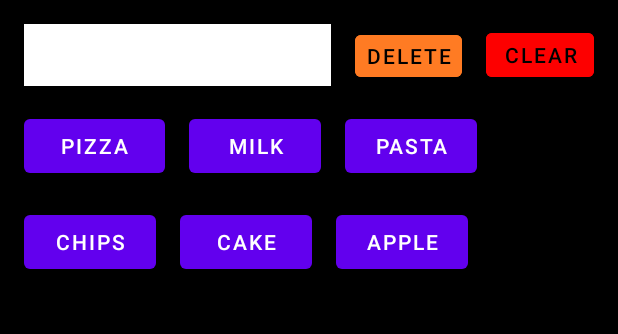
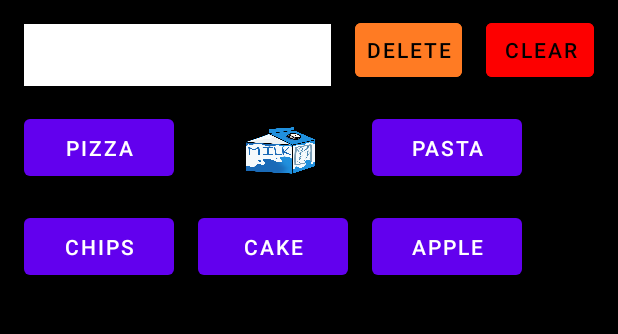
Before and after one commit to alliburgan/VocalRepos, an Android app: the FoodActivity screen opened directly, with no data from a screen before it, on a phone screen of 412 x 824 dp, the part 84-418 px from its top. Run offline under Robolectric (Android 15) with nearby library versions, the phone set to English and light mode, and no system bars.

Commit message:
buttons are same size

```diff
--- a/app/src/main/res/layout/activity_food.xml
+++ b/app/src/main/res/layout/activity_food.xml
@@ -2,7 +2,7 @@
 <androidx.constraintlayout.widget.ConstraintLayout xmlns:android="http://schemas.android.com/apk/res/android"
     xmlns:app="http://schemas.android.com/apk/res-auto"
     xmlns:tools="http://schemas.android.com/tools"
-    android:id="@+id/btnChips"
+    android:id="@+id/Constraint"
     android:layout_width="match_parent"
     android:layout_height="match_parent"
     android:background="#000000"
@@ -23,8 +23,8 @@
 
     <Button
         android:id="@+id/pizza"
-        android:layout_width="94dp"
-        android:layout_height="48dp"
+        android:layout_width="100dp"
+        android:layout_height="50dp"
         android:layout_marginStart="16dp"
         android:layout_marginTop="16dp"
         android:onClick="btnClick"
@@ -34,9 +34,11 @@
 
     <Button
         android:id="@+id/milk"
-        android:layout_width="wrap_content"
-        android:layout_height="wrap_content"
+        android:layout_width="100dp"
+        android:layout_height="50dp"
         android:layout_marginStart="16dp"
+        android:backgroundTint="#000000"
+        android:foreground="@drawable/milk"
         android:onClick="btnClick"
         android:text="@string/Milk"
         app:layout_constraintBottom_toBottomOf="@+id/pizza"
@@ -44,8 +46,8 @@
 
     <Button
         android:id="@+id/pasta"
-        android:layout_width="wrap_content"
-        android:layout_height="wrap_content"
+        android:layout_width="100dp"
+        android:layout_height="50dp"
         android:layout_marginStart="16dp"
         android:onClick="btnClick"
         android:text="@string/Pasta"
@@ -55,12 +57,12 @@
     <Button
         android:id="@+id/btnDelete"
         android:layout_width="71dp"
-        android:layout_height="40dp"
+        android:layout_height="48dp"
         android:layout_marginEnd="16dp"
+        android:backgroundTint="#FF7B23"
+        android:onClick="delete"
+        android:paddingLeft="5dp"
         android:paddingRight="5dp"
-        android:paddingLeft="5dp"
-        android:onClick="delete"
-        android:backgroundTint="#FF7B23"
         android:text="@string/Delete"
         android:textColor="#000000"
         app:layout_constraintBottom_toBottomOf="@+id/txtSentence"
@@ -69,45 +71,46 @@
     <Button
         android:id="@+id/btnClear"
         android:layout_width="72dp"
-        android:layout_height="41dp"
+        android:layout_height="48dp"
         android:layout_marginEnd="16dp"
+        android:backgroundTint="#FD0000"
+        android:onClick="clear"
+        android:paddingLeft="5dp"
         android:paddingRight="5dp"
-        android:paddingLeft="5dp"
-        android:onClick="clear"
-        android:backgroundTint="#FD0000"
         android:text="@string/Clear"
-        android:textColor="#000000"        app:layout_constraintBottom_toBottomOf="@+id/btnDelete"
+        android:textColor="#000000"
+        app:layout_constraintBottom_toBottomOf="@+id/btnDelete"
         app:layout_constraintEnd_toEndOf="parent" />
 
     <Button
-        android:id="@+id/button"
-        android:layout_width="wrap_content"
-        android:layout_height="wrap_content"
+        android:id="@+id/btnCake"
+        android:layout_width="100dp"
+        android:layout_height="50dp"
+        android:layout_marginStart="16dp"
+        android:layout_marginTop="16dp"
+        android:onClick="btnClick"
+        android:text="@string/Cake"
+        app:layout_constraintStart_toEndOf="@+id/btnChips"
+        app:layout_constraintTop_toBottomOf="@+id/milk" />
+
+    <Button
+        android:id="@+id/btnApple"
+        android:layout_width="100dp"
+        android:layout_height="50dp"
+        android:layout_marginStart="16dp"
+        android:layout_marginTop="16dp"
+        android:text="@string/Apple"
+        app:layout_constraintStart_toEndOf="@+id/btnCake"
+        app:layout_constraintTop_toBottomOf="@+id/pasta" />
+
+    <Button
+        android:id="@+id/btnChips"
+        android:layout_width="100dp"
+        android:layout_height="50dp"
         android:layout_marginStart="16dp"
         android:layout_marginTop="16dp"
         android:onClick="btnClick"
         android:text="@string/Chips"
         app:layout_constraintStart_toStartOf="parent"
         app:layout_constraintTop_toBottomOf="@+id/pizza" />
-
-    <Button
-        android:id="@+id/btnCake"
-        android:layout_width="wrap_content"
-        android:layout_height="wrap_content"
-        android:layout_marginStart="16dp"
-        android:layout_marginTop="16dp"
-        android:onClick="btnClick"
-        android:text="@string/Cake"
-        app:layout_constraintStart_toEndOf="@+id/button"
-        app:layout_constraintTop_toBottomOf="@+id/milk" />
-
-    <Button
-        android:id="@+id/btnApple"
-        android:layout_width="wrap_content"
-        android:layout_height="wrap_content"
-        android:layout_marginStart="16dp"
-        android:layout_marginTop="16dp"
-        android:text="@string/Apple"
-        app:layout_constraintStart_toEndOf="@+id/btnCake"
-        app:layout_constraintTop_toBottomOf="@+id/pasta" />
 </androidx.constraintlayout.widget.ConstraintLayout>
```
Also changed, not shown: app/src/main/res/drawable/pizza.png (deleted).
